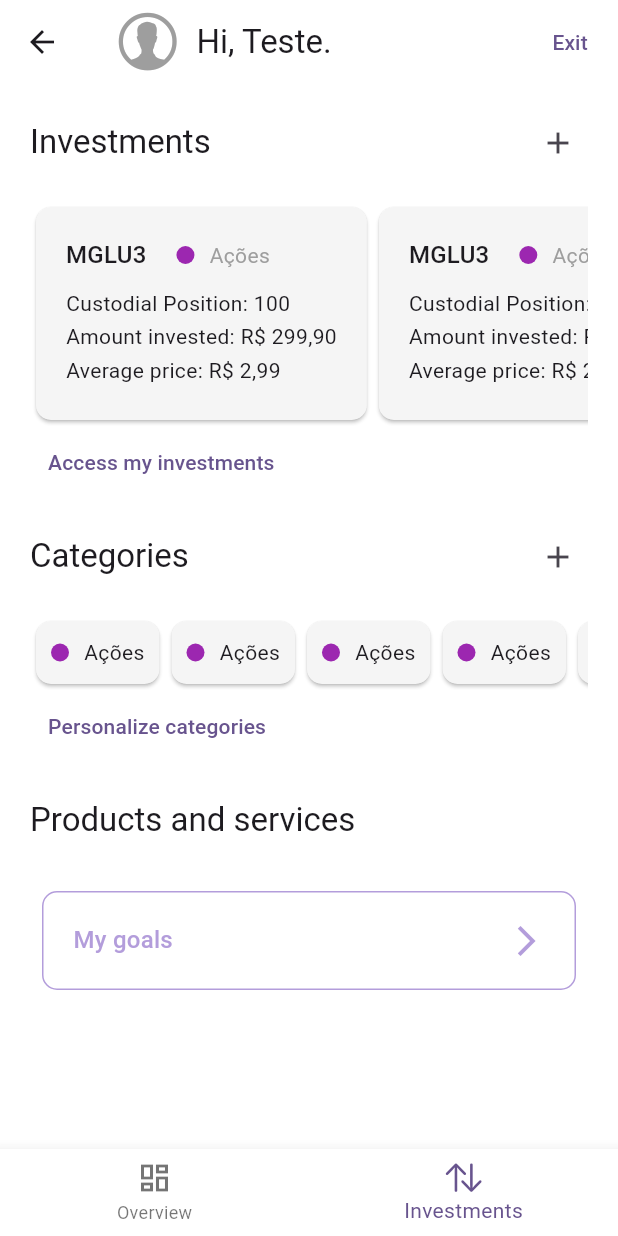
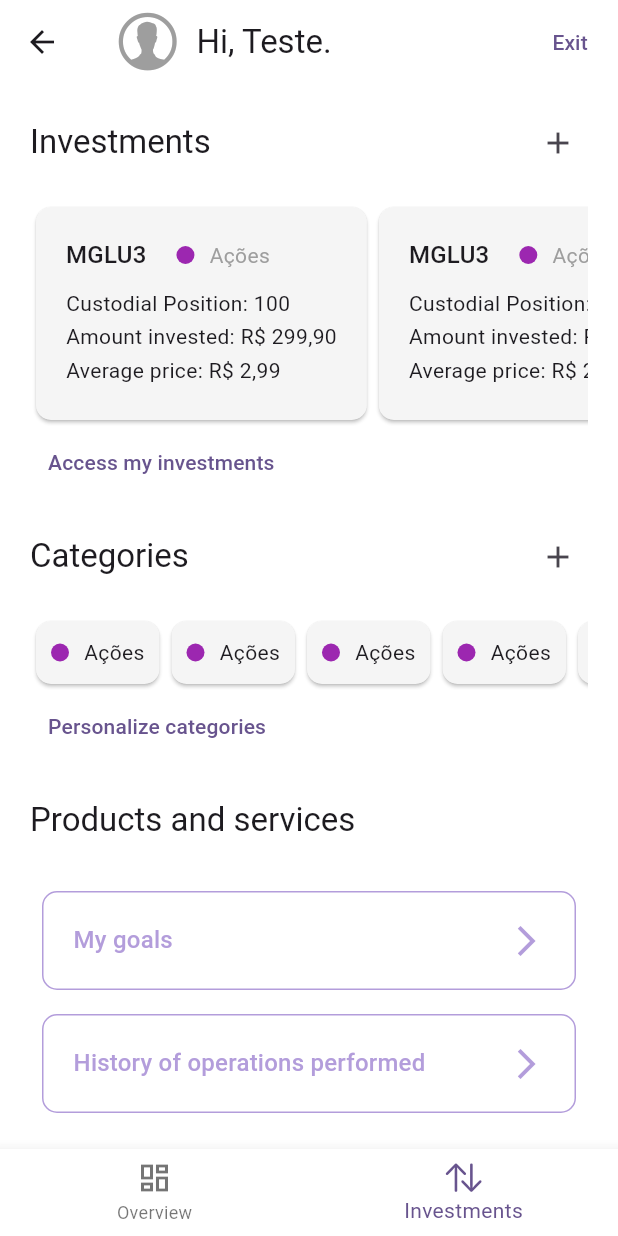
Before and after one commit to eduardoazvd17/investhelper, a Flutter app: the InvestmentsPage screen opened by its route, item 2 of the bottom bar chosen, on a phone screen of 412 x 824 dp. Run offline on Flutter 3.47's test engine with Material 3 defaults, Android fonts, the phone set to English and light mode, and no system bars; our stand-ins replace fl_chart, lottie; generated files the repository leaves out were written again.

Commit message:
Adding new service

```diff
--- a/lib/src/features/investments/views/investments_page.dart
+++ b/lib/src/features/investments/views/investments_page.dart
@@ -1,6 +1,5 @@
 import 'package:flutter/cupertino.dart';
 import 'package:flutter/material.dart';
-import 'package:flutter/widgets.dart';
 import 'package:investmentmanager/src/features/auth/views/auth_page.dart';
 import 'package:investmentmanager/src/features/investments/widgets/category_indicator_widget.dart';
 import 'package:investmentmanager/src/features/investments/widgets/daily_tips_widget.dart';
@@ -203,6 +202,10 @@ class _InvestmentsPageState extends State<InvestmentsPage> {
                 text: AppLocalizations.of(context)!.myGoals,
                 onTap: () {},
               ),
+              _buttonTile(
+                text: AppLocalizations.of(context)!.operationsHistoryPerformed,
+                onTap: () {},
+              ),
             ],
           ),
         ),
--- a/lib/src/l10n/app_en.arb
+++ b/lib/src/l10n/app_en.arb
@@ -79,5 +79,6 @@
                 "type": "String"
             }
         }
-    }
+    },
+    "operationsHistoryPerformed": "History of operations performed"
 }
--- a/lib/src/l10n/app_pt.arb
+++ b/lib/src/l10n/app_pt.arb
@@ -79,5 +79,6 @@
         "type": "String"
       }
     }
-  }
+  },
+  "operationsHistoryPerformed": "Histórico de operações realizadas"
 }
```
